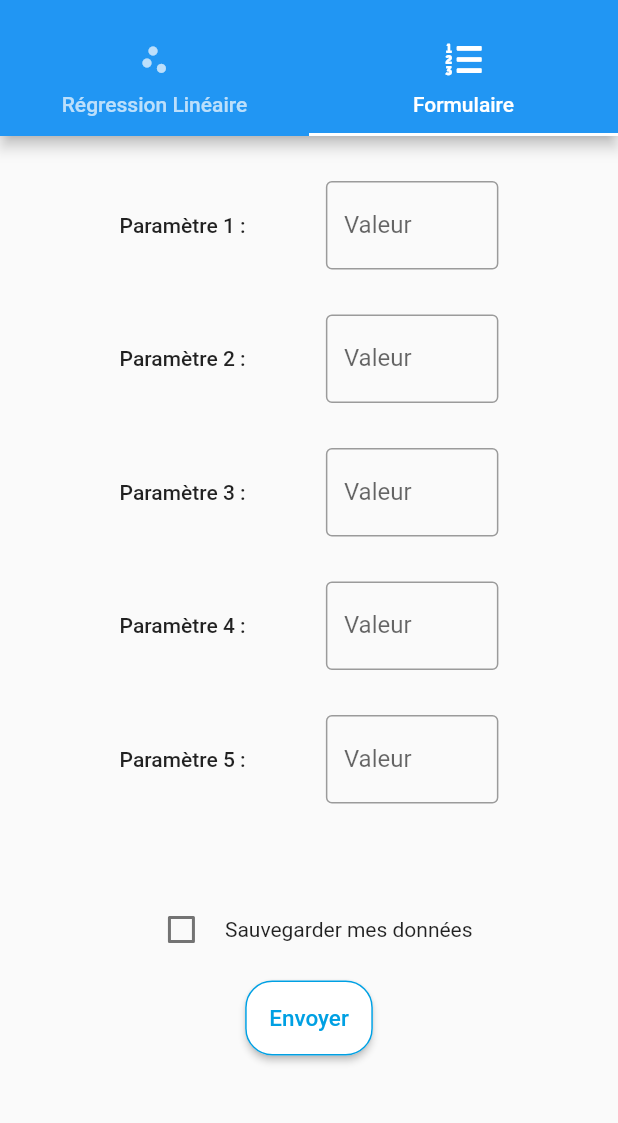
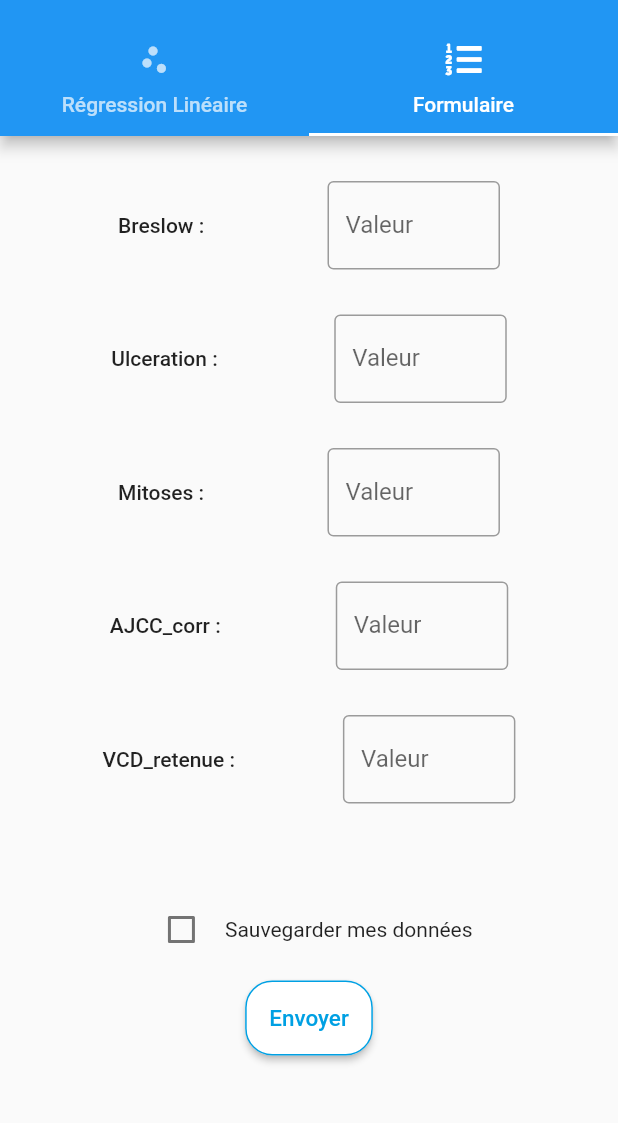
Before and after one commit to aznnn13/projetm1_mobile, a Flutter app: the screen it shows after launch, tab 2 chosen, on a phone screen of 412 x 824 dp, the part 59-1182 px from its top. Run offline on Flutter 3.47's test engine with Material 2 defaults, Android fonts, the phone set to English and light mode, and no system bars; our stand-ins replace font_awesome_flutter, photo_view.

Commit message:
added labels in formulaire

```diff
--- a/lib/tabs/formulaire.dart
+++ b/lib/tabs/formulaire.dart
@@ -89,13 +89,12 @@ class _MyState extends State<Formulaire> {
           height: 30,
         ),
         Row(
-          mainAxisAlignment: MainAxisAlignment.center,
+          mainAxisAlignment: MainAxisAlignment.spaceEvenly,
           children: [
-            const Text("Paramètre 1 : ",
+            const Text("Breslow : ",
                 style: TextStyle(
                   fontWeight: FontWeight.w500,
                 )),
-            const SizedBox(width: 50),
             SizedBox(
               width: 115,
               child: TextField(
@@ -118,13 +117,12 @@ class _MyState extends State<Formulaire> {
           height: 30,
         ),
         Row(
-          mainAxisAlignment: MainAxisAlignment.center,
+          mainAxisAlignment: MainAxisAlignment.spaceEvenly,
           children: [
-            const Text("Paramètre 2 : ",
+            const Text("Ulceration : ",
                 style: TextStyle(
                   fontWeight: FontWeight.w500,
                 )),
-            const SizedBox(width: 50),
             SizedBox(
               width: 115,
               child: TextField(
@@ -147,13 +145,12 @@ class _MyState extends State<Formulaire> {
           height: 30,
         ),
         Row(
-          mainAxisAlignment: MainAxisAlignment.center,
+          mainAxisAlignment: MainAxisAlignment.spaceEvenly,
           children: [
-            const Text("Paramètre 3 : ",
+            const Text("Mitoses : ",
                 style: TextStyle(
                   fontWeight: FontWeight.w500,
                 )),
-            const SizedBox(width: 50),
             SizedBox(
               width: 115,
               child: TextField(
@@ -176,13 +173,12 @@ class _MyState extends State<Formulaire> {
           height: 30,
         ),
         Row(
-          mainAxisAlignment: MainAxisAlignment.center,
+          mainAxisAlignment: MainAxisAlignment.spaceEvenly,
           children: [
-            const Text("Paramètre 4 : ",
+            const Text("AJCC_corr : ",
                 style: TextStyle(
                   fontWeight: FontWeight.w500,
                 )),
-            const SizedBox(width: 50),
             SizedBox(
               width: 115,
               child: TextField(
@@ -205,13 +201,12 @@ class _MyState extends State<Formulaire> {
           height: 30,
         ),
         Row(
-          mainAxisAlignment: MainAxisAlignment.center,
+          mainAxisAlignment: MainAxisAlignment.spaceEvenly,
           children: [
-            const Text("Paramètre 5 : ",
+            const Text("VCD_retenue : ",
                 style: TextStyle(
                   fontWeight: FontWeight.w500,
                 )),
-            const SizedBox(width: 50),
             SizedBox(
               width: 115,
               child: TextField(
```
